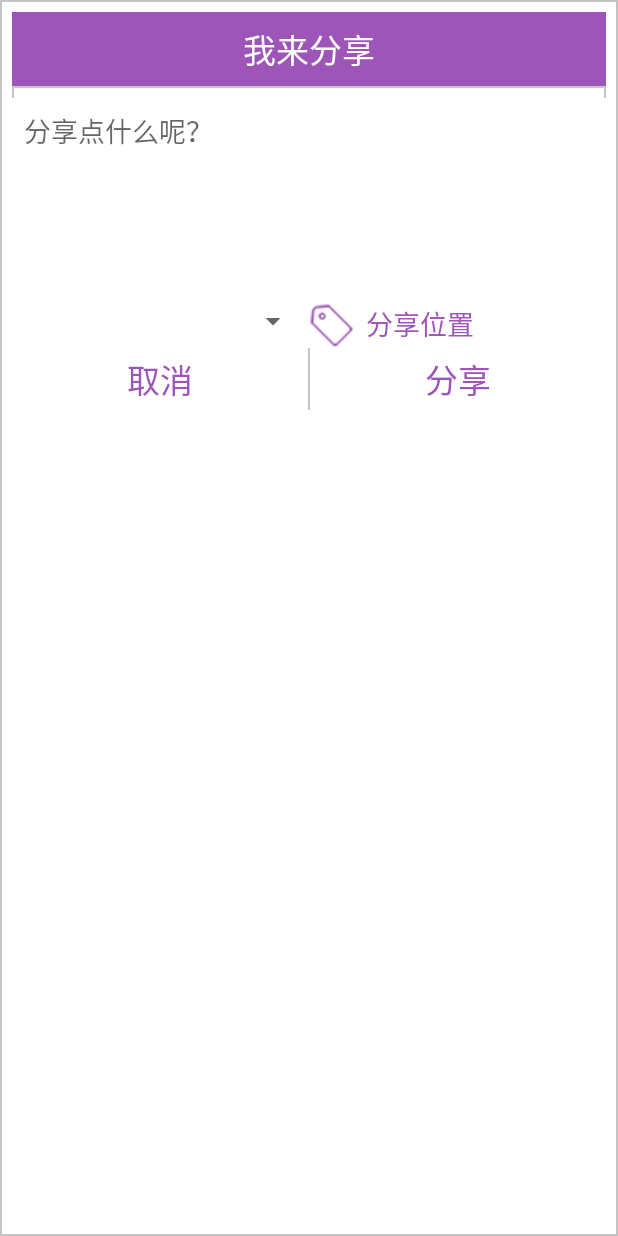
After one commit to daynearby/GraduateProjectShare, an Android app: the layout content_popup_window_share.xml on its own in the app's theme, with its tools: preview values and no code run, on a phone screen of 412 x 824 dp. The commit adds this screen. Run offline under Robolectric (Android 15) with nearby library versions, the phone set to English and light mode, and no system bars.

Commit message:
修改部分结构

```diff
--- a/app/build.gradle
+++ b/app/build.gradle
@@ -34,11 +34,11 @@ dependencies {
     compile files('libs/okhttp-2.4.0.jar')
     compile files('libs/okio-1.4.0.jar')
     compile files('libs/BaiduLBS_Android.jar')
+    compile files('libs/svprogresshud.jar')
     compile project(':Crop')
     compile project(':CustomShapeImageView')
     compile project(':JazzyListView')
     compile project(':PhotoView')
     compile project(':PinterestView')
-    compile project(':svprogresshud')
     compile project(':sMSSDK')
 }
--- a/app/src/main/java/com/young/config/ApplicationConfig.java
+++ b/app/src/main/java/com/young/config/ApplicationConfig.java
@@ -15,7 +15,6 @@ import org.litepal.LitePalApplication;
 
 import java.io.File;
 
-import cn.smssdk.SMSSDK;
 
 /**
  * Created by Nearby Yang on 2015-07-02.
--- /dev/null
+++ b/app/src/main/java/com/young/views/mEditView.java
@@ -0,0 +1,126 @@
+package com.young.views;
+
+
+
+import android.content.Context;
+import android.graphics.drawable.Drawable;
+import android.text.Editable;
+import android.text.TextWatcher;
+import android.util.AttributeSet;
+import android.view.MotionEvent;
+import android.view.View;
+import android.widget.EditText;
+
+import com.young.share.R;
+
+/**
+ * 输入文本框 右边有自带的删除按钮 当有输入时，显示删除按钮，当无输入时，不显示删除按钮。
+ *
+ *Created by Nearby Yang on 2015-10-23.
+ */
+public class mEditView extends EditText implements View.OnFocusChangeListener, TextWatcher {
+    /**
+     * 删除按钮的引用
+     */
+    private Drawable mClearDrawable;
+    /**
+     * 控件是否有焦点
+     */
+    private boolean hasFoucs;
+
+    public mEditView(Context context) {
+        this(context, null);
+    }
+
+    public mEditView(Context context, AttributeSet attrs) {
+        // 这里构造方法也很重要，不加这个很多属性不能再XML里面定义
+        this(context, attrs, android.R.attr.editTextStyle);
+    }
+
+    public mEditView(Context context, AttributeSet attrs, int defStyle) {
+        super(context, attrs, defStyle);
+        init();
+    }
+
+    private void init() {
+        // 获取EditText的DrawableRight,假如没有设置我们就使用默认的图片
+        mClearDrawable = getCompoundDrawables()[2];
+        if (mClearDrawable == null) {
+            // throw new
+            // NullPointerException("You can add drawableRight attribute in XML");
+            mClearDrawable = getResources().getDrawable(R.drawable.icon_delete_text);
+        }
+
+        mClearDrawable.setBounds(0, 0, mClearDrawable.getIntrinsicWidth(), mClearDrawable.getIntrinsicHeight());
+        // 默认设置隐藏图标
+        setClearIconVisible(false);
+        // 设置焦点改变的监听
+        setOnFocusChangeListener(this);
+        // 设置输入框里面内容发生改变的监听
+        addTextChangedListener(this);
+    }
+
+    /**
+     * 因为我们不能直接给EditText设置点击事件，所以我们用记住我们按下的位置来模拟点击事件 当我们按下的位置 在 EditText的宽度 -
+     * 图标到控件右边的间距 - 图标的宽度 和 EditText的宽度 - 图标到控件右边的间距之间我们就算点击了图标，竖直方向就没有考虑
+     */
+    @Override
+    public boolean onTouchEvent(MotionEvent event) {
+        if (event.getAction() == MotionEvent.ACTION_UP) {
+            if (getCompoundDrawables()[2] != null) {
+
+                boolean touchable = event.getX() > (getWidth() - getTotalPaddingRight()) && (event.getX() < ((getWidth() - getPaddingRight())));
+
+                if (touchable) {
+                    this.setText("");
+                }
+            }
+        }
+
+        return super.onTouchEvent(event);
+    }
+
+    /**
+     * 当ClearEditText焦点发生变化的时候，判断里面字符串长度设置清除图标的显示与隐藏
+     */
+    @Override
+    public void onFocusChange(View v, boolean hasFocus) {
+        this.hasFoucs = hasFocus;
+        if (hasFocus) {
+            setClearIconVisible(getText().length() > 0);
+        } else {
+            setClearIconVisible(false);
+        }
+    }
+
+    /**
+     * 设置清除图标的显示与隐藏，调用setCompoundDrawables为EditText绘制上去
+     *
+     * @param visible
+     */
+    protected void setClearIconVisible(boolean visible) {
+        Drawable right = visible ? mClearDrawable : null;
+        setCompoundDrawables(getCompoundDrawables()[0], getCompoundDrawables()[1], right, getCompoundDrawables()[3]);
+    }
+
+    /**
+     * 当输入框里面内容发生变化的时候回调的方法
+     */
+    @Override
+    public void onTextChanged(CharSequence s, int start, int count, int after) {
+        if (hasFoucs) {
+            setClearIconVisible(s.length() > 0);
+        }
+    }
+
+    @Override
+    public void beforeTextChanged(CharSequence s, int start, int count, int after) {
+
+    }
+
+    @Override
+    public void afterTextChanged(Editable s) {
+
+    }
+
+}
--- /dev/null
+++ b/app/src/main/res/drawable/sele_text_color_def_purple.xml
@@ -0,0 +1,7 @@
+<?xml version="1.0" encoding="utf-8"?>
+<selector xmlns:android="http://schemas.android.com/apk/res/android">
+
+    <item android:state_pressed="true" android:color="@color/trans_theme_puple"></item>
+    <item android:color="@color/theme_puple"></item>
+
+</selector>
--- /dev/null
+++ b/app/src/main/res/layout/content_popup_window_share.xml
@@ -0,0 +1,95 @@
+<?xml version="1.0" encoding="utf-8"?>
+<LinearLayout xmlns:android="http://schemas.android.com/apk/res/android"
+    android:layout_width="match_parent"
+    android:layout_height="match_parent"
+    android:background="@drawable/bg_rectangle"
+    android:orientation="vertical"
+    android:padding="@dimen/paddingMic">
+
+    <TextView
+        android:id="@+id/tv_contnent_popupwin_title"
+        style="@style/text_style_match"
+        android:background="@color/theme_puple"
+        android:gravity="center"
+        android:padding="@dimen/paddingMic"
+        android:text="@string/let_me_share"
+        android:textColor="@color/white"
+        android:textSize="@dimen/textSizeLarge" />
+
+    <LinearLayout
+        style="@style/text_style_match"
+        android:orientation="horizontal"
+        android:background="@drawable/bg_rectangle"
+        >
+
+        <com.young.views.mEditView
+            android:id="@+id/et_contnent_popupwin_content"
+            style="@style/text_style_match"
+            android:layout_marginTop="@dimen/paddingMic"
+            android:background="@color/white"
+            android:gravity="start"
+            android:hint="@string/share_what_hint"
+            android:inputType="textMultiLine"
+            android:maxLines="6"
+            android:minLines="5"
+            android:padding="@dimen/paddingMic" />
+
+
+        <GridView
+            android:id="@+id/gv_content_popupwin_share_addimg"
+            style="@style/gridViwe"
+            android:layout_width="wrap_content"
+            android:layout_height="wrap_content"
+            android:visibility="visible"
+            android:padding="@dimen/paddingMic"
+            />
+
+    </LinearLayout>
+
+
+
+    <LinearLayout
+        android:layout_width="match_parent"
+        android:layout_height="wrap_content"
+        android:layout_marginTop="@dimen/paddingMic"
+        android:orientation="horizontal">
+
+        <Spinner
+            android:id="@+id/sp_content_popupwin_share_seletag"
+            android:layout_width="0dp"
+            android:layout_height="wrap_content"
+            android:layout_weight="1" />
+
+        <TextView
+            android:id="@+id/tv_content_popupwin_share_lacation_i"
+            android:layout_width="0dp"
+            android:layout_height="wrap_content"
+            android:layout_gravity="center"
+            android:layout_weight="1"
+            android:drawableLeft="@drawable/tab30"
+            android:drawablePadding="@dimen/paddingMic"
+            android:text="@string/share_location_info"
+            android:textColor="@drawable/sele_text_color_def_purple"
+            android:textSize="@dimen/textSizeMediu" />
+    </LinearLayout>
+
+    <LinearLayout
+        android:layout_width="match_parent"
+        android:layout_height="wrap_content"
+        android:divider="@drawable/divier_vertical"
+        android:showDividers="middle"
+        android:orientation="horizontal">
+
+        <TextView
+            android:id="@+id/tv_contnent_popupwin_cancel"
+            style="@style/text_style.weight"
+            android:text="@string/cancel"/>
+        <TextView
+            android:id="@+id/tv_contnent_popupwin_send"
+            style="@style/text_style.weight"
+            android:text="@string/share"
+            android:textSize="@dimen/textSizeLarge"/>
+
+    </LinearLayout>
+
+</LinearLayout>
--- a/app/src/main/res/values/strings.xml
+++ b/app/src/main/res/values/strings.xml
@@ -136,4 +136,8 @@
         "when a user tries to pick up one of cards.\n\n"
     </string>
     <string name="惠州">惠州市</string>
+    <string name="let_me_share">我来分享</string>
+    <string name="share_what_hint">分享点什么呢？</string>
+    <string name="share_location_info">分享位置</string>
+    <string name="share">分享</string>
 </resources>
--- a/app/src/main/res/values/styles.xml
+++ b/app/src/main/res/values/styles.xml
@@ -47,6 +47,19 @@
         <item name="android:layout_width">wrap_content</item>
 
     </style>
+    <style name="text_style_match">
+        <item name="android:layout_height">wrap_content</item>
+        <item name="android:layout_width">match_parent</item>
+    </style>
+
+    <style name="text_style.weight">
+        <item name="android:layout_height">wrap_content</item>
+        <item name="android:layout_width">0dp</item>
+        <item name="android:textColor">@drawable/sele_text_color_def_purple</item>
+        <item name="android:textSize">@dimen/textSizeLarge</item>
+        <item name="android:layout_weight">1</item>
+        <item name="android:gravity">center</item>
+    </style>
 
 
     <style name="gridViwe">
--- a/settings.gradle
+++ b/settings.gradle
@@ -1,3 +1 @@
-include ':app', ':svprogresshud', ':Crop', ':CustomShapeImageView', ':JazzyListView', ':PhotoView', ':PinterestView'
-
-include ':sMSSDK'
+include ':app', ':Crop', ':CustomShapeImageView', ':JazzyListView', ':PhotoView', ':PinterestView', ':sMSSDK'
```
Also changed, not shown: app/src/main/java/com/young/base/CustomActBarActivity.java (+20 -8 lines), app/src/main/java/com/young/share/MainActivity.java (+4 -3 lines), app/src/main/java/com/young/views/PopupWinListView.java (renamed from app/src/main/java/com/young/views/PopupWindowView.java, +19 -17 lines), app/src/main/java/com/young/views/PopupWinShareView.java (added, +75 -0 lines), app/src/main/res/drawable/icon_delete_text.png (added).
